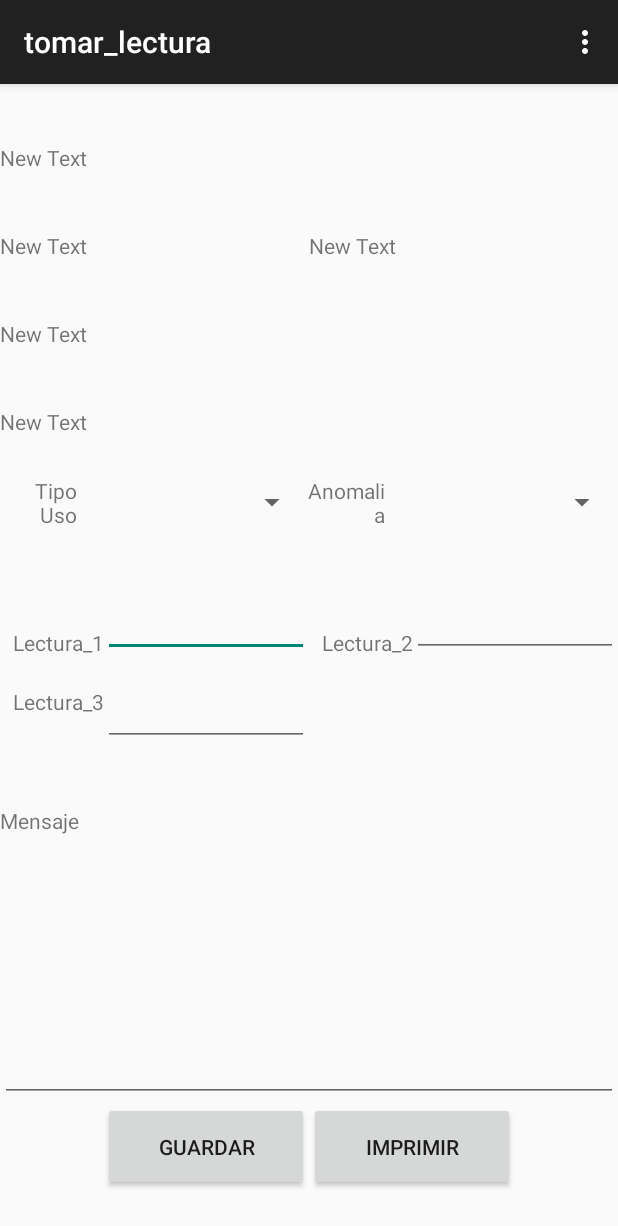
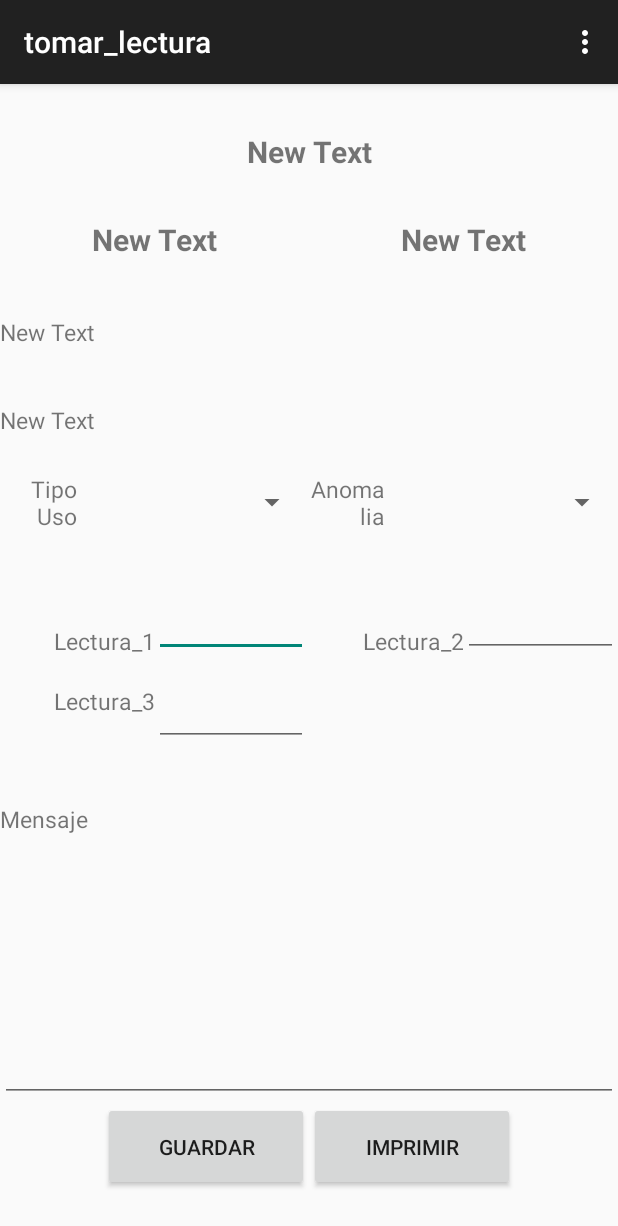
Before and after one commit to JulianPoveda/MobileLecturas, an Android app: the FormTomarLectura screen opened directly, with no data from a screen before it, on a phone screen of 412 x 824 dp. Shown: the top 1226 px of the screen. Run offline under Robolectric (Android 15) with nearby library versions, the phone set to English and light mode, and no system bars; 1 statement that could not run was skipped.

Commit message:
Layout Base Informacion Ruta
Se modifica para mostrar la informacion mas grande

```diff
--- a/app/src/main/res/layout/base_toma_lectura.xml
+++ b/app/src/main/res/layout/base_toma_lectura.xml
@@ -11,7 +11,9 @@
         android:layout_weight="1"
         android:text="New Text"
         android:id="@+id/LecturaTxtRuta"
-        android:gravity="bottom" />
+        android:gravity="bottom|center"
+        android:textSize="20dp"
+        android:textStyle="bold"/>
 
     <LinearLayout
         android:layout_width="match_parent"
@@ -25,7 +27,9 @@
             android:layout_weight="1"
             android:text="New Text"
             android:id="@+id/LecturaTxtCuenta"
-            android:gravity="bottom" />
+            android:gravity="bottom|center"
+            android:textSize="20dp"
+            android:textStyle="bold"/>
 
         <TextView
             android:layout_width="0dp"
@@ -33,7 +37,9 @@
             android:layout_weight="1"
             android:text="New Text"
             android:id="@+id/LecturaTxtMedidor"
-            android:gravity="bottom" />
+            android:gravity="bottom|center"
+            android:textSize="20dp"
+            android:textStyle="bold"/>
     </LinearLayout>
 
 
@@ -43,7 +49,8 @@
         android:layout_weight="1"
         android:text="New Text"
         android:id="@+id/LecturaTxtNombre"
-        android:gravity="bottom" />
+        android:gravity="bottom"
+        android:textSize="15dp"/>
 
     <TextView
         android:layout_width="match_parent"
@@ -51,7 +58,8 @@
         android:layout_weight="1"
         android:text="New Text"
         android:id="@+id/LecturaTxtDireccion"
-        android:gravity="bottom" />
+        android:gravity="bottom"
+        android:textSize="15dp"/>
 
     <LinearLayout
         android:layout_width="match_parent"
@@ -65,7 +73,8 @@
             android:layout_weight="1"
             android:text="@string/TxtTipoUso"
             android:id="@+id/LecturaTxtTipoUso"
-            android:gravity="center_vertical|right" />
+            android:gravity="center_vertical|right"
+            android:textSize="15dp"/>
 
         <Spinner
             android:layout_width="0dp"
@@ -79,7 +88,8 @@
             android:layout_weight="1"
             android:text="@string/TxtAnomalia"
             android:id="@+id/LecturaTxtAnomalia"
-            android:gravity="center_vertical|right" />
+            android:gravity="center_vertical|right"
+            android:textSize="15dp"/>
 
         <Spinner
             android:layout_width="0dp"
@@ -101,14 +111,17 @@
             android:layout_weight="1"
             android:text="@string/TxtLectura1"
             android:id="@+id/LecturaTxtLectura1"
-            android:gravity="bottom|right" />
+            android:gravity="bottom|right"
+            android:textSize="15dp"/>
 
         <EditText
             android:layout_width="0dp"
             android:layout_height="match_parent"
             android:inputType="textMultiLine"
             android:id="@+id/LecturaEditLectura1"
-            android:layout_weight="2" />
+            android:layout_weight="1"
+            android:gravity="bottom|center"
+            android:textSize="15dp"/>
 
         <TextView
             android:layout_width="0dp"
@@ -116,14 +129,17 @@
             android:layout_weight="1"
             android:text="@string/TxtLectura2"
             android:id="@+id/LecturaTxtLectura2"
-            android:gravity="bottom|right" />
+            android:gravity="bottom|right"
+            android:textSize="15dp"/>
 
         <EditText
             android:layout_width="0dp"
             android:layout_height="match_parent"
             android:inputType="textMultiLine"
             android:id="@+id/LecturaEditLectura2"
-            android:layout_weight="2" />
+            android:layout_weight="1"
+            android:gravity="bottom|center"
+            android:textSize="15dp"/>
     </LinearLayout>
 
     <LinearLayout
@@ -131,7 +147,7 @@
         android:layout_height="0dp"
         android:layout_weight="1"
         android:orientation="horizontal"
-        android:weightSum="6">
+        android:weightSum="4">
 
         <TextView
             android:layout_width="0dp"
@@ -139,31 +155,46 @@
             android:layout_weight="1"
             android:text="@string/TxtLectura3"
             android:id="@+id/LecturaTxtLectura3"
-            android:gravity="center_vertical|right" />
+            android:gravity="center_vertical|right"
+            android:textSize="15dp"/>
 
         <EditText
             android:layout_width="0dp"
             android:layout_height="match_parent"
             android:inputType="textMultiLine"
             android:id="@+id/LecturaEditLectura3"
-            android:layout_weight="2" />
+            android:layout_weight="1"
+            android:gravity="bottom|center"
+            android:textSize="15dp"/>
     </LinearLayout>
-
-    <TextView
+    <LinearLayout
         android:layout_width="match_parent"
         android:layout_height="0dp"
         android:layout_weight="1"
-        android:text="@string/TxtMensaje"
-        android:id="@+id/LecturaTxtMensaje"
-        android:gravity="bottom|left" />
+        android:orientation="horizontal">
 
-    <EditText
+        <TextView
+            android:layout_width="0dp"
+            android:layout_height="match_parent"
+            android:layout_weight="1"
+            android:text="@string/TxtMensaje"
+            android:id="@+id/LecturaTxtMensaje"
+            android:gravity="bottom|left"
+            android:textSize="15dp"/>
+    </LinearLayout>
+    <LinearLayout
         android:layout_width="match_parent"
         android:layout_height="0dp"
-        android:inputType="textMultiLine"
-        android:id="@+id/LecturaEditMensaje"
-        android:layout_weight="3" />
-
+        android:layout_weight="3"
+        android:orientation="horizontal">
+        <EditText
+            android:layout_width="0dp"
+            android:layout_height="match_parent"
+            android:inputType="textMultiLine"
+            android:id="@+id/LecturaEditMensaje"
+            android:layout_weight="3"
+            android:gravity="top" />
+    </LinearLayout>
     <LinearLayout
         android:layout_width="match_parent"
         android:layout_height="0dp"
@@ -177,13 +208,15 @@
             android:layout_height="match_parent"
             android:layout_weight="2"
             android:text="@string/LecturasBtnGuardar"
-            android:id="@+id/LecturasBtnGuardar" />
+            android:id="@+id/LecturasBtnGuardar"
+            android:gravity="center" />
 
         <Button
             android:layout_width="0dp"
             android:layout_height="match_parent"
             android:layout_weight="2"
             android:text="@string/LecturasBtnImprimir"
-            android:id="@+id/LecturasBtnImprimir" />
+            android:id="@+id/LecturasBtnImprimir"
+            android:gravity="center" />
     </LinearLayout>
 </LinearLayout>
```
